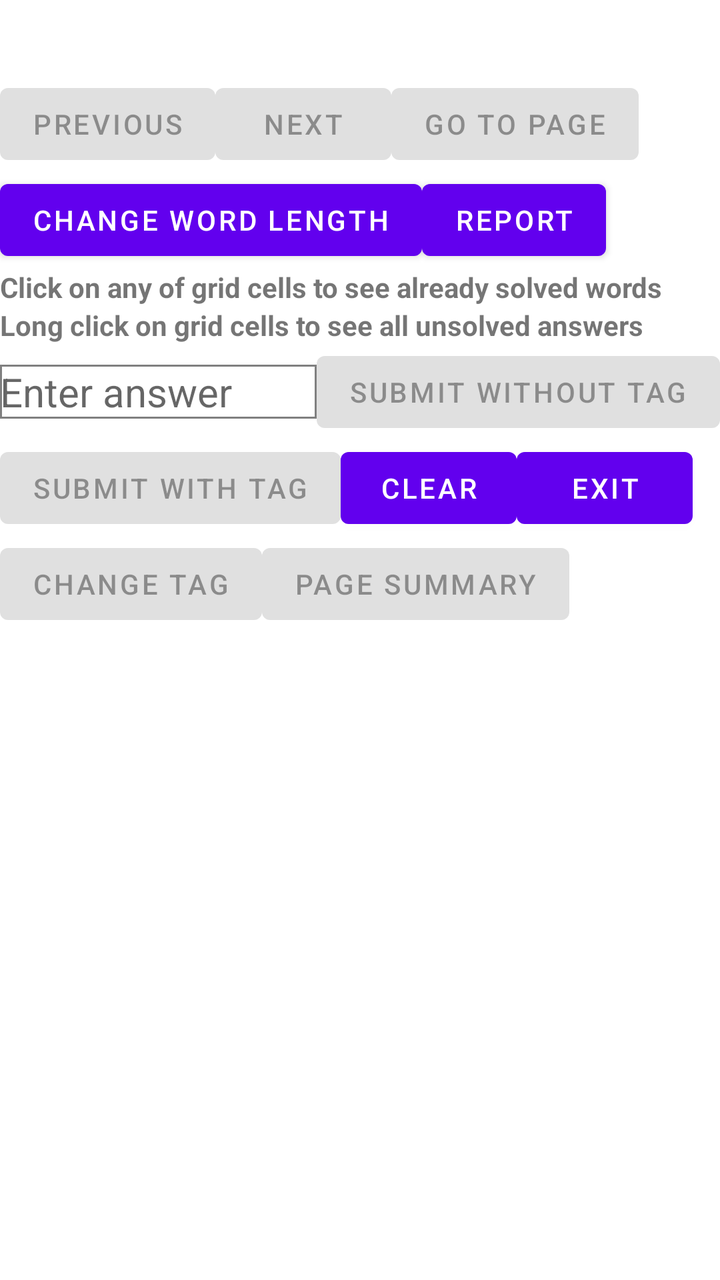
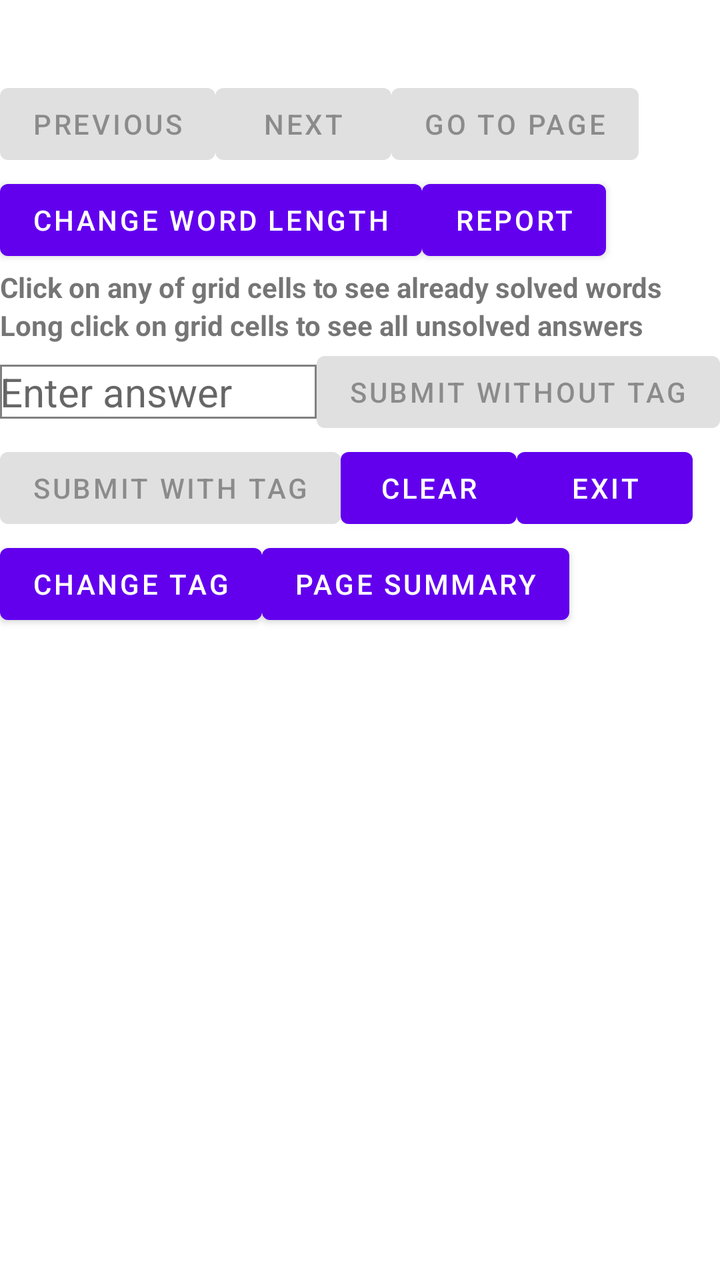

Screens rendered from an Android XML layout before and after an edit, with the pre-edit source and the edit as a unified diff.
<!-- AndroidManifest.xml: application theme Theme.WordQuiz -->
<!-- res/layout/app_bar_main.xml -->
<?xml version="1.0" encoding="utf-8"?>
<androidx.core.widget.NestedScrollView xmlns:android="http://schemas.android.com/apk/res/android"
    xmlns:tools="http://schemas.android.com/tools"
    android:layout_width="match_parent"
    android:layout_height="wrap_content"
    tools:context=".MainActivity">
    <LinearLayout
        android:layout_width="match_parent"
        android:layout_height="wrap_content"
        android:orientation="vertical">
        <LinearLayout
            android:layout_width="wrap_content"
            android:layout_height="wrap_content"
            android:orientation="horizontal">
            <LinearLayout
                android:layout_width="wrap_content"
                android:layout_height="wrap_content"
                android:orientation="vertical">
                <TextView
                    android:layout_width="wrap_content"
                    android:layout_height="wrap_content"
                    android:textStyle="bold"
                    android:id="@+id/textview1">
                </TextView>
                <TextView
                    android:layout_width="wrap_content"
                    android:layout_height="wrap_content"
                    android:textStyle="bold"
                    android:id="@+id/textview4">
                </TextView>
            </LinearLayout>
            <TextView
                android:layout_width="wrap_content"
                android:layout_height="wrap_content"
                android:textStyle="bold"
                android:textSize="24sp"
                android:id="@+id/textview28">
            </TextView>
        </LinearLayout>
        <LinearLayout
            android:layout_width="match_parent"
            android:layout_height="wrap_content"
            android:orientation="horizontal">
            <Button
                android:layout_width="wrap_content"
                android:layout_height="wrap_content"
                android:text="Previous"
                android:enabled="false"
                android:id="@+id/button4">
            </Button>
            <Button
                android:layout_width="wrap_content"
                android:layout_height="wrap_content"
                android:text="Next"
                android:enabled="false"
                android:id="@+id/button2">
            </Button>
            <Button
                android:layout_width="wrap_content"
                android:layout_height="wrap_content"
                android:text="Go To Page"
                android:enabled="false"
                android:id="@+id/button15">
            </Button>
        </LinearLayout>
        <LinearLayout
            android:layout_width="match_parent"
            android:layout_height="wrap_content"
            android:orientation="horizontal">
            <Button
                android:layout_width="wrap_content"
                android:layout_height="wrap_content"
                android:text="Change Word Length"
                android:id="@+id/button3">
            </Button>
            <Button
                android:layout_width="wrap_content"
                android:layout_height="wrap_content"
                android:text="Report"
                android:id="@+id/button5">
            </Button>
        </LinearLayout>
        <LinearLayout
            android:layout_width="match_parent"
            android:layout_height="wrap_content"
            android:orientation="vertical">
            <TextView
                android:layout_width="wrap_content"
                android:layout_height="wrap_content"
                android:text="Click on any of grid cells to see already solved words"
                android:textStyle="bold"
                android:id="@+id/textview8">
            </TextView>
            <TextView
                android:layout_width="wrap_content"
                android:layout_height="wrap_content"
                android:text="Long click on grid cells to see all unsolved answers"
                android:textStyle="bold"
                android:id="@+id/textview23">
            </TextView>
            <androidx.recyclerview.widget.RecyclerView
                android:id="@+id/gridview1"
                android:clipToPadding="false"
                android:layout_width="match_parent"
                android:layout_height="wrap_content" />
            <RelativeLayout
                android:layout_width="match_parent"
                android:layout_height="wrap_content">
                <Button
                    android:id="@+id/button1"
                    android:layout_width="wrap_content"
                    android:layout_height="wrap_content"
                    android:layout_alignParentRight="true"
                    android:enabled="false"
                    android:text="Submit Without Tag">
                </Button>
                <EditText
                    android:id="@+id/edittext2"
                    android:layout_width="match_parent"
                    android:layout_height="wrap_content"
                    android:layout_toLeftOf="@+id/button1"
                    android:layout_centerVertical="true"
                    android:hint="Enter answer"
                    android:textSize="20sp"
                    android:background="@drawable/rectangle">
                </EditText>
            </RelativeLayout>
            <LinearLayout
                android:layout_width="match_parent"
                android:layout_height="wrap_content"
                android:orientation="horizontal">
                <Button
                    android:layout_width="wrap_content"
                    android:layout_height="wrap_content"
                    android:text="Submit With Tag"
                    android:enabled="false"
                    android:id="@+id/button11">
                </Button>
                <Button
                    android:layout_width="wrap_content"
                    android:layout_height="wrap_content"
                    android:text="Clear"
                    android:id="@+id/button19">
                </Button>
                <Button
                    android:layout_width="wrap_content"
                    android:layout_height="wrap_content"
                    android:text="Exit"
                    android:id="@+id/button10">
                </Button>
            </LinearLayout>
            <LinearLayout
                android:layout_width="match_parent"
                android:layout_height="wrap_content"
                android:orientation="horizontal">
                <Button
                    android:layout_width="wrap_content"
                    android:layout_height="wrap_content"
                    android:text="Change Tag"
                    android:enabled="false"
                    android:id="@+id/button12">
                </Button>
                <Button
                    android:layout_width="wrap_content"
                    android:layout_height="wrap_content"
                    android:text="Page Summary"
                    android:enabled="false"
                    android:id="@+id/button17">
                </Button>
            </LinearLayout>
            <TextView
                android:layout_width="wrap_content"
                android:layout_height="wrap_content"
                android:id="@+id/textview5">
            </TextView>
        </LinearLayout>
    </LinearLayout>
</androidx.core.widget.NestedScrollView>
<!-- resources referenced by this layout -->
<resources>
  <!-- drawable rectangle (drawable) -->
  <?xml version="1.0" encoding="utf-8"?>
  <shape xmlns:android="http://schemas.android.com/apk/res/android">
      <stroke
          android:width="1dp"
          android:color="@color/gray"/>
  </shape>
  <style name="Theme.WordQuiz" parent="Theme.MaterialComponents.DayNight.NoActionBar">
          
          <item name="colorPrimary">@color/purple_500</item>
          <item name="colorPrimaryVariant">@color/purple_700</item>
          <item name="colorOnPrimary">@color/white</item>
          
          <item name="colorSecondary">@color/teal_200</item>
          <item name="colorSecondaryVariant">@color/teal_700</item>
          <item name="colorOnSecondary">@color/black</item>
          
          <item name="android:statusBarColor" tools:targetApi="l">?attr/colorPrimaryVariant</item>
          
      </style>
  <color name="gray">#FF808080</color>
  <color name="purple_500">#FF6200EE</color>
  <color name="purple_700">#FF3700B3</color>
  <color name="white">#FFFFFFFF</color>
  <color name="teal_200">#FF03DAC5</color>
  <color name="teal_700">#FF018786</color>
  <color name="black">#FF000000</color>
</resources>

<!-- the commit's change to res/layout/app_bar_main.xml (unified diff, before → after) -->
@@ -157,14 +157,12 @@
                     android:layout_width="wrap_content"
                     android:layout_height="wrap_content"
                     android:text="Change Tag"
-                    android:enabled="false"
                     android:id="@+id/button12">
                 </Button>
                 <Button
                     android:layout_width="wrap_content"
                     android:layout_height="wrap_content"
                     android:text="Page Summary"
-                    android:enabled="false"
                     android:id="@+id/button17">
                 </Button>
             </LinearLayout>
